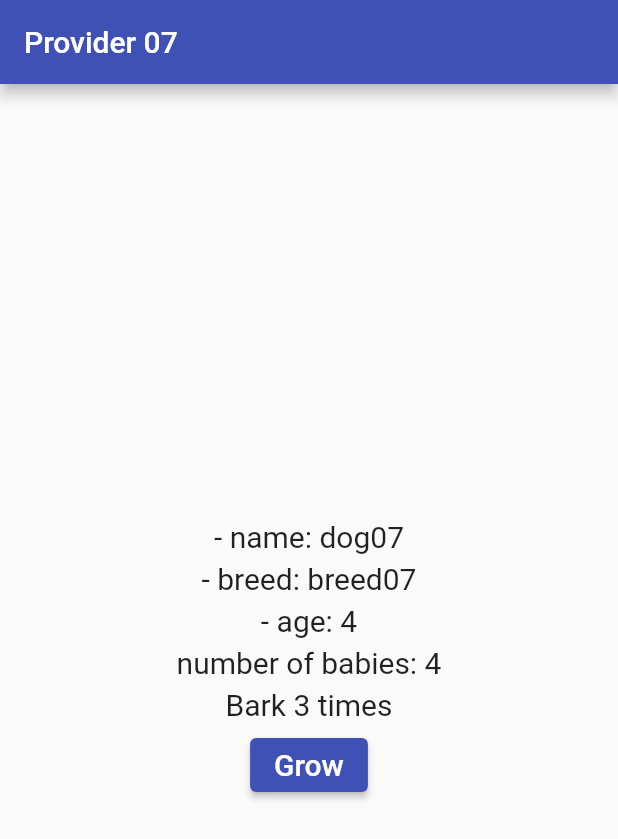
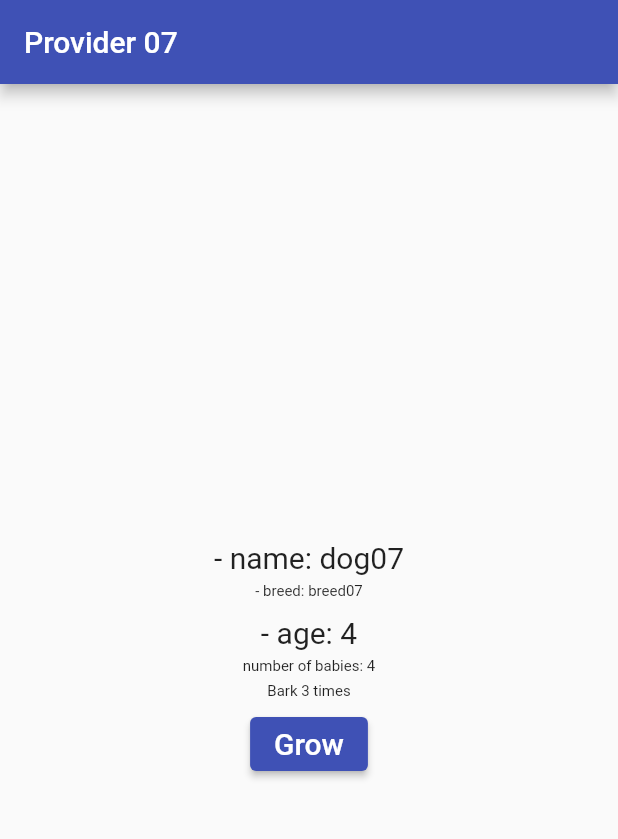
Before and after one commit to Kumail-Raza-Bangash/provider-overview-07, a Flutter app: the screen it shows after launch, after a tap on "Grow", on a phone screen of 412 x 824 dp. Shown: the top 839 px of the screen. Run offline on Flutter 3.47's test engine with Material 2 defaults, Android fonts, the phone set to English and light mode, and no system bars.

Commit message:
Update UI

```diff
--- a/lib/main.dart
+++ b/lib/main.dart
@@ -86,8 +86,8 @@ class BreedAndAge extends StatelessWidget {
           mainAxisAlignment: MainAxisAlignment.center,
           mainAxisSize: MainAxisSize.min,
           children: [
-              Text('- breed: ${context.select<Dog, String>((Dog dog) => dog.breed)}', style: TextStyle(fontSize: 20.0,),),
-             const SizedBox( height: 5.0,),
+              Text('- breed: ${context.select<Dog, String>((Dog dog) => dog.breed)}', style: TextStyle(fontSize: 10.0,),),
+             const SizedBox( height: 10.0,),
              Age(),
           ],
         ),
@@ -106,9 +106,9 @@ class Age extends StatelessWidget {
           children: [
              Text('- age: ${context.select<Dog, int>((Dog dog) => dog.age)}', style: const TextStyle(fontSize: 20.0,),),
              const SizedBox(height: 5.0,),
-             Text('number of babies: ${context.watch<int>()}', style:  TextStyle(fontSize: 20.0,),),
+             Text('number of babies: ${context.watch<int>()}', style:  TextStyle(fontSize: 10.0,),),
              const SizedBox(height: 5.0,),
-             Text('${context.watch<String>()}', style: TextStyle(fontSize: 20.0,),),
+             Text('${context.watch<String>()}', style: TextStyle(fontSize: 10.0,),),
              const SizedBox(height: 5.0,),
               ElevatedButton(onPressed: () => context.read<Dog>().grow(),
               child: const Text('Grow', style:  TextStyle(fontSize: 20.0,),),),
--- a/lib/model/babies.dart
+++ b/lib/model/babies.dart
@@ -4,7 +4,7 @@ class Babies{
   Babies({required this.age});
 
   Future<int> getBabies() async{
-    await Future.delayed(Duration(seconds: 4));
+    await Future.delayed(Duration(seconds: 3));
 
     if(age>1 && age <5){
       return 4;
```
